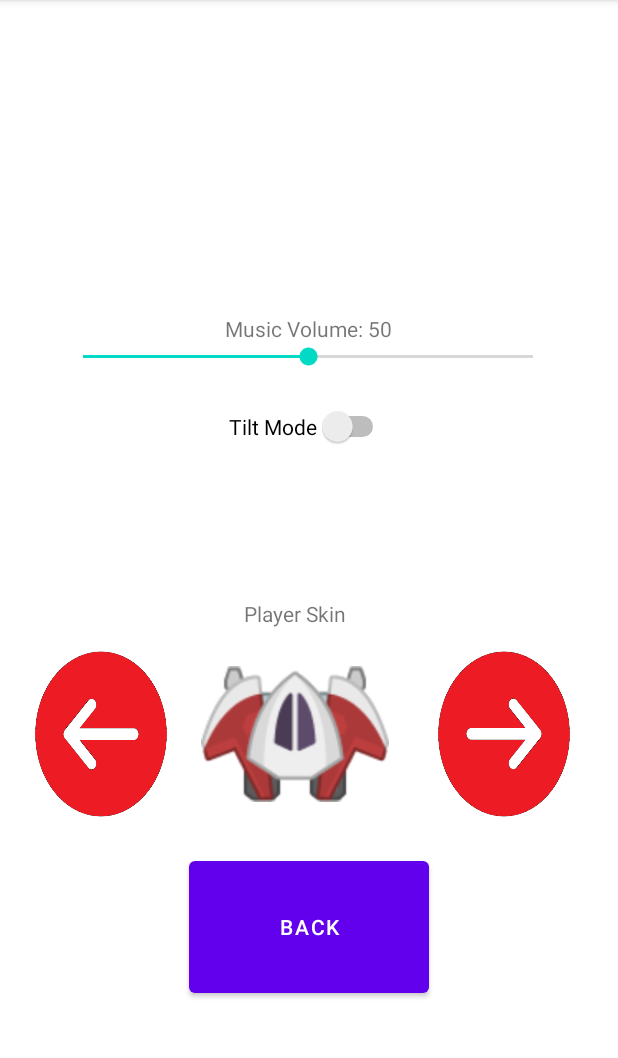
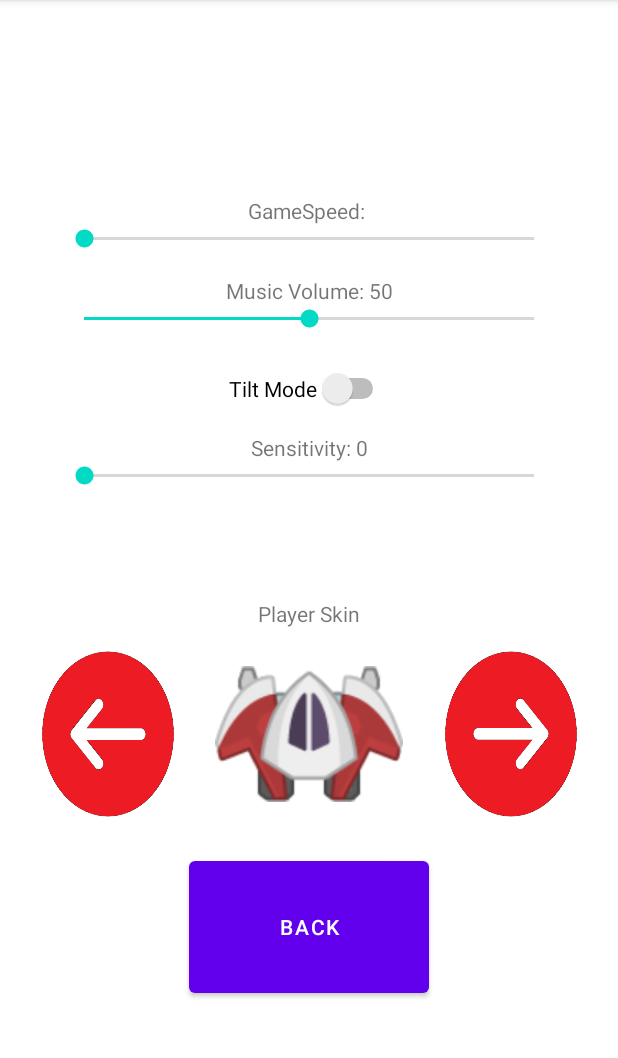
Before and after one commit to YetItMoves-MZ/AsteroidField, an Android app: the screen it shows after launch (Activity_Options), after a tap on "OPTIONS", on a phone screen of 412 x 824 dp, the part 84-1142 px from its top. Run offline under Robolectric (Android 15) with nearby library versions, the phone set to English and light mode, and no system bars.

Commit message:
started implementation of new options in the options menu still need some work to be done.

```diff
--- a/app/build.gradle
+++ b/app/build.gradle
@@ -39,6 +39,8 @@ dependencies {
 
     implementation 'com.google.code.gson:gson:2.8.9'
     implementation 'com.google.android.gms:play-services-maps:18.0.0'
+    implementation "com.google.android.gms:play-services-location:18.0.0"
+
 
 
 }
--- a/app/src/main/AndroidManifest.xml
+++ b/app/src/main/AndroidManifest.xml
@@ -7,7 +7,10 @@
          Google Maps Android API v2, but you must specify either coarse or fine
          location permissions for the "MyLocation" functionality.
     -->
+    <uses-permission android:name="android.permission.ACCESS_COARSE_LOCATION" />
     <uses-permission android:name="android.permission.ACCESS_FINE_LOCATION" />
+    <uses-permission android:name="android.permission.INTERNET" />
+
     <uses-permission android:name="android.permission.VIBRATE" />
 
     <application
--- a/app/src/main/java/com/example/astroidfield/Activity_Menu.java
+++ b/app/src/main/java/com/example/astroidfield/Activity_Menu.java
@@ -7,13 +7,11 @@ import android.view.View;
 import androidx.appcompat.app.AppCompatActivity;
 
 import com.google.android.material.button.MaterialButton;
-import com.google.gson.Gson;
 
 
 /*
 What needs to be done:
 menu with options:
-    TODO: change base speed fast/slow                                   update 2
     TODO: change sensitivity for tilt mode                              update 2
  */
 
@@ -26,8 +24,6 @@ public class Activity_Menu extends AppCompatActivity {
     private Bundle optionsBundle;
 
     private MyDB myDB;
-    private Gson gson;
-    private Options options;
 
     @Override
     protected void onCreate(Bundle savedInstanceState) {
--- a/app/src/main/java/com/example/astroidfield/Activity_Options.java
+++ b/app/src/main/java/com/example/astroidfield/Activity_Options.java
@@ -25,11 +25,19 @@ public class Activity_Options extends AppCompatActivity {
     private boolean gameModeTilt;
     private int playerSkinIndex;
     private int volume;
+    private int sensitivity;
+    private int gameSpeed;
 
     //seekBar info
-    int seekBarStep = 1;
-    int seekBarMax = 100;
-    int seekBarMin = 0;
+    int musicSeekBarStep = 1;
+    int musicSeekBarMax = 100;
+    int musicSeekBarMin = 0;
+    int sensitivitySeekBarStep = 1;
+    int sensitivitySeekBarMax = 10;
+    int sensitivitySeekBarMin = 1;
+    int gameSpeedSeekBarStep = 1;
+    int gameSpeedSeekBarMax = 3;
+    int gameSpeedSeekBarMin = 0;
 
     //views
     private Switch tiltMode;
@@ -38,7 +46,11 @@ public class Activity_Options extends AppCompatActivity {
     private ImageButton leftSkinButton;
     private ImageButton rightSkinButton;
     private SeekBar musicVolume;
+    private SeekBar sbSensitivity;
+    private SeekBar sbGameSpeed;
     private TextView musicVolumeText;
+    private TextView sensitivityText;
+    private TextView gameSpeedText;
     private MyDB myDB;
     private Options options;
 
@@ -61,7 +73,7 @@ public class Activity_Options extends AppCompatActivity {
             }
         });
 
-        musicVolume.setMax( (seekBarMax - seekBarMin) / seekBarStep);
+        musicVolume.setMax( (musicSeekBarMax - musicSeekBarMin) / musicSeekBarStep);
         musicVolume.setOnSeekBarChangeListener(
                 new SeekBar.OnSeekBarChangeListener()
                 {
@@ -75,12 +87,39 @@ public class Activity_Options extends AppCompatActivity {
                     public void onProgressChanged(SeekBar seekBar, int progress,
                                                   boolean fromUser)
                     {
-                        volume = seekBarMin + (progress * seekBarStep);
+                        volume = musicSeekBarMin + (progress * musicSeekBarStep);
                         musicVolumeText.setText("Music Volume: " + volume);
                     }
                 }
         );
 
+        sbGameSpeed.setMax( (gameSpeedSeekBarMax - gameSpeedSeekBarMin) / gameSpeedSeekBarStep);
+        sbGameSpeed.setOnSeekBarChangeListener(
+                new SeekBar.OnSeekBarChangeListener() {
+                    @Override
+                    public void onProgressChanged(SeekBar seekBar, int i, boolean b) {
+
+                    }
+
+                    @Override
+                    public void onStartTrackingTouch(SeekBar seekBar) {
+
+                    }
+
+                    @Override
+                    public void onStopTrackingTouch(SeekBar seekBar) {
+
+                    }
+                });
+
+                sbSensitivity.setMax((sensitivitySeekBarMax - sensitivitySeekBarMin) /
+                        sensitivitySeekBarStep);
+        sbSensitivity.setOnClickListener(new View.OnClickListener() {
+            @Override
+            public void onClick(View view) {
+
+            }
+        });
         tiltMode.setOnCheckedChangeListener(new CompoundButton.OnCheckedChangeListener() {
             @Override
             public void onCheckedChanged(CompoundButton compoundButton, boolean isChecked) {
@@ -110,9 +149,31 @@ public class Activity_Options extends AppCompatActivity {
 
     private void setViews() {
         currentSkin.setImageResource(Tile.PLAYER_SKIN_ARRAY[playerSkinIndex]);
+
         tiltMode.setChecked(gameModeTilt);
+
         musicVolume.setProgress(volume);
         musicVolumeText.setText("Music Volume: " + volume);
+
+        sbGameSpeed.setProgress(gameSpeed);
+        String stringGameSpeed;
+        switch (gameSpeed){
+            case 1:
+                stringGameSpeed = "slow";
+                break;
+            case 2:
+                stringGameSpeed = "medium";
+                break;
+            case 3:
+                stringGameSpeed = "fast";
+                break;
+            default:
+                stringGameSpeed = "";
+        }
+        gameSpeedText.setText("GameSpeed: " + stringGameSpeed);
+
+        sbSensitivity.setProgress(sensitivity);
+        sensitivityText.setText("Sensitivity: " + sensitivity);
     }
 
     private void getDatabaseFromJson() {
@@ -139,8 +200,6 @@ public class Activity_Options extends AppCompatActivity {
         currentSkin.setImageResource(Tile.PLAYER_SKIN_ARRAY[playerSkinIndex]);
     }
 
-
-
     private void startMenu() {
         setDataBaseToJson();
         Intent myIntent = new Intent(this, Activity_Menu.class);
@@ -164,6 +223,10 @@ public class Activity_Options extends AppCompatActivity {
         tiltMode = findViewById(R.id.options_SWITCH_TiltMode);
         musicVolume = findViewById(R.id.options_SEEKBAR_background_volume);
         musicVolumeText = findViewById(R.id.options_TEXTVIEW_text_volume);
+        sbGameSpeed = findViewById(R.id.options_SEEKBAR_background_gameSpeed);
+        gameSpeedText = findViewById(R.id.options_TEXTVIEW_text_gameSpeed);
+        sbSensitivity = findViewById(R.id.options_SEEKBAR_background_sensitivity);
+        sensitivityText = findViewById(R.id.options_TEXTVIEW_text_sensitivity);
     }
 
 }
--- a/app/src/main/res/layout/activity_options.xml
+++ b/app/src/main/res/layout/activity_options.xml
@@ -7,6 +7,48 @@
     android:layout_height="match_parent"
     tools:context=".Activity_Options"
     android:keepScreenOn="true">
+
+    <SeekBar
+        android:id="@+id/options_SEEKBAR_background_sensitivity"
+        android:layout_width="wrap_content"
+        android:layout_height="wrap_content"
+        android:maxWidth="300dp"
+        android:minWidth="300dp"
+        android:progress="5"
+        app:layout_constraintEnd_toEndOf="parent"
+        app:layout_constraintStart_toStartOf="parent"
+        app:layout_constraintTop_toBottomOf="@+id/options_TEXTVIEW_text_sensitivity" />
+
+    <TextView
+        android:id="@+id/options_TEXTVIEW_text_sensitivity"
+        android:layout_width="wrap_content"
+        android:layout_height="wrap_content"
+        android:layout_marginTop="16dp"
+        android:text="Sensetivity: 5"
+        app:layout_constraintEnd_toEndOf="@+id/options_SEEKBAR_background_volume"
+        app:layout_constraintStart_toStartOf="@+id/options_SEEKBAR_background_volume"
+        app:layout_constraintTop_toBottomOf="@+id/options_SWITCH_TiltMode" />
+
+    <TextView
+        android:id="@+id/options_TEXTVIEW_text_gameSpeed"
+        android:layout_width="wrap_content"
+        android:layout_height="wrap_content"
+        android:text="Game Speed: medium"
+        app:layout_constraintBottom_toTopOf="@+id/options_SEEKBAR_background_gameSpeed"
+        app:layout_constraintEnd_toEndOf="@+id/options_SEEKBAR_background_gameSpeed"
+        app:layout_constraintStart_toStartOf="@+id/options_SEEKBAR_background_gameSpeed" />
+
+    <SeekBar
+        android:id="@+id/options_SEEKBAR_background_gameSpeed"
+        android:layout_width="wrap_content"
+        android:layout_height="wrap_content"
+        android:layout_marginBottom="16dp"
+        android:maxWidth="300dp"
+        android:minWidth="300dp"
+        android:progress="2"
+        app:layout_constraintBottom_toTopOf="@+id/options_TEXTVIEW_text_volume"
+        app:layout_constraintEnd_toEndOf="parent"
+        app:layout_constraintStart_toStartOf="parent" />
 
     <com.google.android.material.button.MaterialButton
         android:id="@+id/options_BTN_Exit"
@@ -22,6 +64,7 @@
         android:id="@+id/options_SWITCH_TiltMode"
         android:layout_width="wrap_content"
         android:layout_height="26dp"
+        android:layout_marginBottom="50dp"
         android:text="Tilt Mode"
         app:layout_constraintBottom_toTopOf="@+id/options_BTN_Exit"
         app:layout_constraintEnd_toEndOf="@+id/options_BTN_Exit"
@@ -35,7 +78,6 @@
         android:layout_marginBottom="16dp"
         app:layout_constraintBottom_toTopOf="@+id/options_BTN_Exit"
         app:layout_constraintEnd_toEndOf="@+id/options_SWITCH_TiltMode"
-        app:layout_constraintHorizontal_bias="1.0"
         app:layout_constraintStart_toStartOf="@+id/options_SWITCH_TiltMode"
         app:srcCompat="@drawable/player" />
 
@@ -81,7 +123,6 @@
         android:progress="50"
         app:layout_constraintBottom_toTopOf="@+id/options_SWITCH_TiltMode"
         app:layout_constraintEnd_toEndOf="parent"
-        app:layout_constraintHorizontal_bias="0.493"
         app:layout_constraintStart_toStartOf="parent" />
 
     <TextView
```
Also changed, not shown: app/src/main/java/com/example/astroidfield/Game.java (+47 -4 lines).
